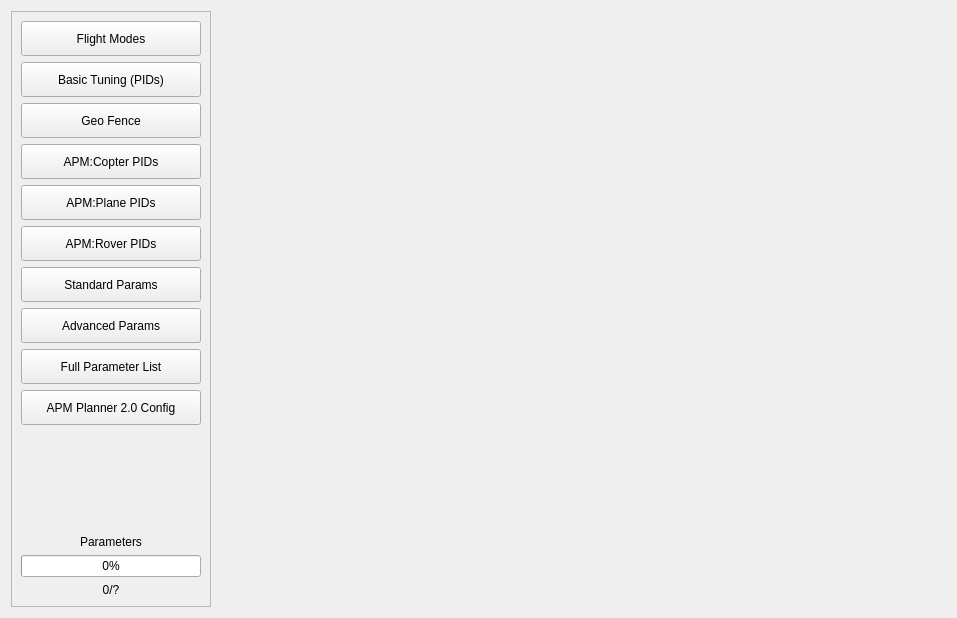
The window that src/ui/configuration/ApmSoftwareConfig.ui (ArduPilot/apm_planner) describes before a commit, drawn with Qt 5.
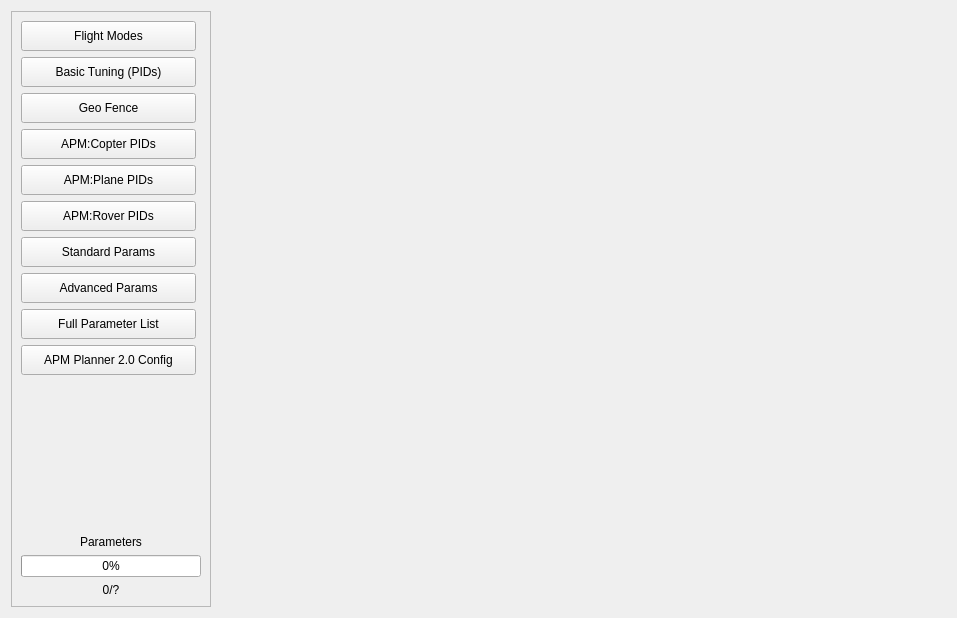
The same window after the commit.

Commit message: Polish to the 'Initial Setup' & 'Config/Tuning' Views Menu Options

Diff of the .ui file:
```diff
--- a/src/ui/configuration/ApmSoftwareConfig.ui
+++ b/src/ui/configuration/ApmSoftwareConfig.ui
@@ -36,8 +36,8 @@
        <rect>
         <x>0</x>
         <y>0</y>
-        <width>198</width>
-        <height>592</height>
+        <width>199</width>
+        <height>577</height>
        </rect>
       </property>
       <layout class="QVBoxLayout" name="verticalLayout_12">
@@ -50,8 +50,14 @@
           <widget class="QPushButton" name="flightModesButton">
            <property name="minimumSize">
             <size>
-             <width>100</width>
-             <height>35</height>
+             <width>175</width>
+             <height>30</height>
+            </size>
+           </property>
+           <property name="maximumSize">
+            <size>
+             <width>175</width>
+             <height>30</height>
             </size>
            </property>
            <property name="text">
@@ -66,8 +72,14 @@
           <widget class="QPushButton" name="basicPidButton">
            <property name="minimumSize">
             <size>
-             <width>100</width>
-             <height>35</height>
+             <width>175</width>
+             <height>30</height>
+            </size>
+           </property>
+           <property name="maximumSize">
+            <size>
+             <width>175</width>
+             <height>30</height>
             </size>
            </property>
            <property name="text">
@@ -79,8 +91,14 @@
           <widget class="QPushButton" name="geoFenceButton">
            <property name="minimumSize">
             <size>
-             <width>100</width>
-             <height>35</height>
+             <width>175</width>
+             <height>30</height>
+            </size>
+           </property>
+           <property name="maximumSize">
+            <size>
+             <width>175</width>
+             <height>30</height>
             </size>
            </property>
            <property name="text">
@@ -92,8 +110,14 @@
           <widget class="QPushButton" name="arduCopterPidButton">
            <property name="minimumSize">
             <size>
-             <width>100</width>
-             <height>35</height>
+             <width>175</width>
+             <height>30</height>
+            </size>
+           </property>
+           <property name="maximumSize">
+            <size>
+             <width>175</width>
+             <height>30</height>
             </size>
            </property>
            <property name="text">
@@ -108,8 +132,14 @@
           <widget class="QPushButton" name="arduPlanePidButton">
            <property name="minimumSize">
             <size>
-             <width>100</width>
-             <height>35</height>
+             <width>175</width>
+             <height>30</height>
+            </size>
+           </property>
+           <property name="maximumSize">
+            <size>
+             <width>175</width>
+             <height>30</height>
             </size>
            </property>
            <property name="text">
@@ -121,8 +151,14 @@
           <widget class="QPushButton" name="arduRoverPidButton">
            <property name="minimumSize">
             <size>
-             <width>100</width>
-             <height>35</height>
+             <width>175</width>
+             <height>30</height>
+            </size>
+           </property>
+           <property name="maximumSize">
+            <size>
+             <width>175</width>
+             <height>30</height>
             </size>
            </property>
            <property name="text">
@@ -134,8 +170,14 @@
           <widget class="QPushButton" name="standardParamButton">
            <property name="minimumSize">
             <size>
-             <width>100</width>
-             <height>35</height>
+             <width>175</width>
+             <height>30</height>
+            </size>
+           </property>
+           <property name="maximumSize">
+            <size>
+             <width>175</width>
+             <height>30</height>
             </size>
            </property>
            <property name="text">
@@ -150,8 +192,14 @@
           <widget class="QPushButton" name="advancedParamButton">
            <property name="minimumSize">
             <size>
-             <width>100</width>
-             <height>35</height>
+             <width>175</width>
+             <height>30</height>
+            </size>
+           </property>
+           <property name="maximumSize">
+            <size>
+             <width>175</width>
+             <height>30</height>
             </size>
            </property>
            <property name="text">
@@ -166,8 +214,14 @@
           <widget class="QPushButton" name="advParamListButton">
            <property name="minimumSize">
             <size>
-             <width>100</width>
-             <height>35</height>
+             <width>175</width>
+             <height>30</height>
+            </size>
+           </property>
+           <property name="maximumSize">
+            <size>
+             <width>175</width>
+             <height>30</height>
             </size>
            </property>
            <property name="text">
@@ -182,8 +236,14 @@
           <widget class="QPushButton" name="plannerConfigButton">
            <property name="minimumSize">
             <size>
-             <width>100</width>
-             <height>35</height>
+             <width>175</width>
+             <height>30</height>
+            </size>
+           </property>
+           <property name="maximumSize">
+            <size>
+             <width>175</width>
+             <height>30</height>
             </size>
            </property>
            <property name="text">
```
The commit also changes 3 other files.
